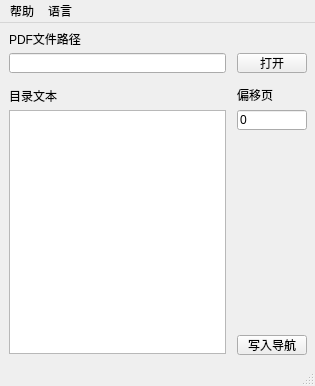
This is gui/main.ui in chroming/pdfdir as Qt 5 draws it before an edit. The edited form follows.
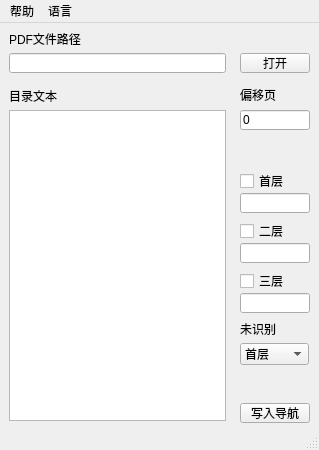
This is the edited form.

What changed in the file:
```diff
--- a/gui/main.ui
+++ b/gui/main.ui
@@ -6,8 +6,8 @@
    <rect>
     <x>0</x>
     <y>0</y>
-    <width>315</width>
-    <height>386</height>
+    <width>319</width>
+    <height>450</height>
    </rect>
   </property>
   <property name="sizePolicy">
@@ -24,8 +24,8 @@
   </property>
   <property name="maximumSize">
    <size>
-    <width>315</width>
-    <height>386</height>
+    <width>320</width>
+    <height>500</height>
    </size>
   </property>
   <property name="windowTitle">
@@ -45,7 +45,7 @@
    <widget class="QPushButton" name="open_button">
     <property name="geometry">
      <rect>
-      <x>237</x>
+      <x>240</x>
       <y>30</y>
       <width>70</width>
       <height>20</height>
@@ -61,9 +61,21 @@
       <x>9</x>
       <y>87</y>
       <width>217</width>
-      <height>244</height>
+      <height>311</height>
      </rect>
     </property>
+    <property name="font">
+     <font>
+      <pointsize>8</pointsize>
+     </font>
+    </property>
+    <property name="html">
+     <string>&lt;!DOCTYPE HTML PUBLIC &quot;-//W3C//DTD HTML 4.0//EN&quot; &quot;http://www.w3.org/TR/REC-html40/strict.dtd&quot;&gt;
+&lt;html&gt;&lt;head&gt;&lt;meta name=&quot;qrichtext&quot; content=&quot;1&quot; /&gt;&lt;style type=&quot;text/css&quot;&gt;
+p, li { white-space: pre-wrap; }
+&lt;/style&gt;&lt;/head&gt;&lt;body style=&quot; font-family:'SimSun'; font-size:8pt; font-weight:400; font-style:normal;&quot;&gt;
+&lt;p style=&quot;-qt-paragraph-type:empty; margin-top:0px; margin-bottom:0px; margin-left:0px; margin-right:0px; -qt-block-indent:0; text-indent:0px;&quot;&gt;&lt;br /&gt;&lt;/p&gt;&lt;/body&gt;&lt;/html&gt;</string>
+    </property>
     <property name="acceptRichText">
      <bool>false</bool>
     </property>
@@ -71,8 +83,8 @@
    <widget class="QPushButton" name="export_button">
     <property name="geometry">
      <rect>
-      <x>237</x>
-      <y>312</y>
+      <x>240</x>
+      <y>380</y>
       <width>70</width>
       <height>20</height>
      </rect>
@@ -110,7 +122,7 @@
    <widget class="QLabel" name="label_3">
     <property name="geometry">
      <rect>
-      <x>237</x>
+      <x>240</x>
       <y>65</y>
       <width>54</width>
       <height>13</height>
@@ -123,7 +135,7 @@
    <widget class="QLineEdit" name="offset_edit">
     <property name="geometry">
      <rect>
-      <x>237</x>
+      <x>240</x>
       <y>87</y>
       <width>70</width>
       <height>20</height>
@@ -139,6 +151,128 @@
      <number>3</number>
     </property>
    </widget>
+   <widget class="QLineEdit" name="level0_edit">
+    <property name="geometry">
+     <rect>
+      <x>240</x>
+      <y>170</y>
+      <width>70</width>
+      <height>20</height>
+     </rect>
+    </property>
+    <property name="text">
+     <string extracomment="可变部分用*代替，如“第*部分”"/>
+    </property>
+    <property name="echoMode">
+     <enum>QLineEdit::Normal</enum>
+    </property>
+   </widget>
+   <widget class="QCheckBox" name="level0_box">
+    <property name="geometry">
+     <rect>
+      <x>240</x>
+      <y>150</y>
+      <width>71</width>
+      <height>16</height>
+     </rect>
+    </property>
+    <property name="text">
+     <string>首层</string>
+    </property>
+   </widget>
+   <widget class="QLineEdit" name="level1_edit">
+    <property name="geometry">
+     <rect>
+      <x>240</x>
+      <y>220</y>
+      <width>70</width>
+      <height>20</height>
+     </rect>
+    </property>
+    <property name="text">
+     <string extracomment="可变部分用*代替，如“第*章”"/>
+    </property>
+   </widget>
+   <widget class="QCheckBox" name="level1_box">
+    <property name="geometry">
+     <rect>
+      <x>240</x>
+      <y>200</y>
+      <width>71</width>
+      <height>16</height>
+     </rect>
+    </property>
+    <property name="text">
+     <string>二层</string>
+    </property>
+   </widget>
+   <widget class="QLineEdit" name="level2_edit">
+    <property name="geometry">
+     <rect>
+      <x>240</x>
+      <y>270</y>
+      <width>70</width>
+      <height>20</height>
+     </rect>
+    </property>
+    <property name="text">
+     <string extracomment="可变部分用*代替，如“第*节”"/>
+    </property>
+   </widget>
+   <widget class="QCheckBox" name="level2_box">
+    <property name="geometry">
+     <rect>
+      <x>240</x>
+      <y>250</y>
+      <width>71</width>
+      <height>16</height>
+     </rect>
+    </property>
+    <property name="text">
+     <string>三层</string>
+    </property>
+   </widget>
+   <widget class="QLabel" name="label_4">
+    <property name="geometry">
+     <rect>
+      <x>240</x>
+      <y>300</y>
+      <width>54</width>
+      <height>12</height>
+     </rect>
+    </property>
+    <property name="text">
+     <string extracomment="以上三层均未识别出的时归为哪层">未识别</string>
+    </property>
+   </widget>
+   <widget class="QComboBox" name="select_level_box">
+    <property name="geometry">
+     <rect>
+      <x>240</x>
+      <y>320</y>
+      <width>69</width>
+      <height>22</height>
+     </rect>
+    </property>
+    <property name="currentText">
+     <string extracomment="以上三层均未识别出的时归为哪层">首层</string>
+    </property>
+    <item>
+     <property name="text">
+      <string>首层</string>
+     </property>
+    </item>
+    <item>
+     <property name="text">
+      <string>二层</string>
+     </property>
+    </item>
+    <item>
+     <property name="text">
+      <string>三层</string>
+     </property>
+    </item>
+   </widget>
   </widget>
   <widget class="QStatusBar" name="statusbar">
    <property name="font">
@@ -152,7 +286,7 @@
     <rect>
      <x>0</x>
      <y>0</y>
-     <width>315</width>
+     <width>319</width>
      <height>23</height>
     </rect>
    </property>
```
